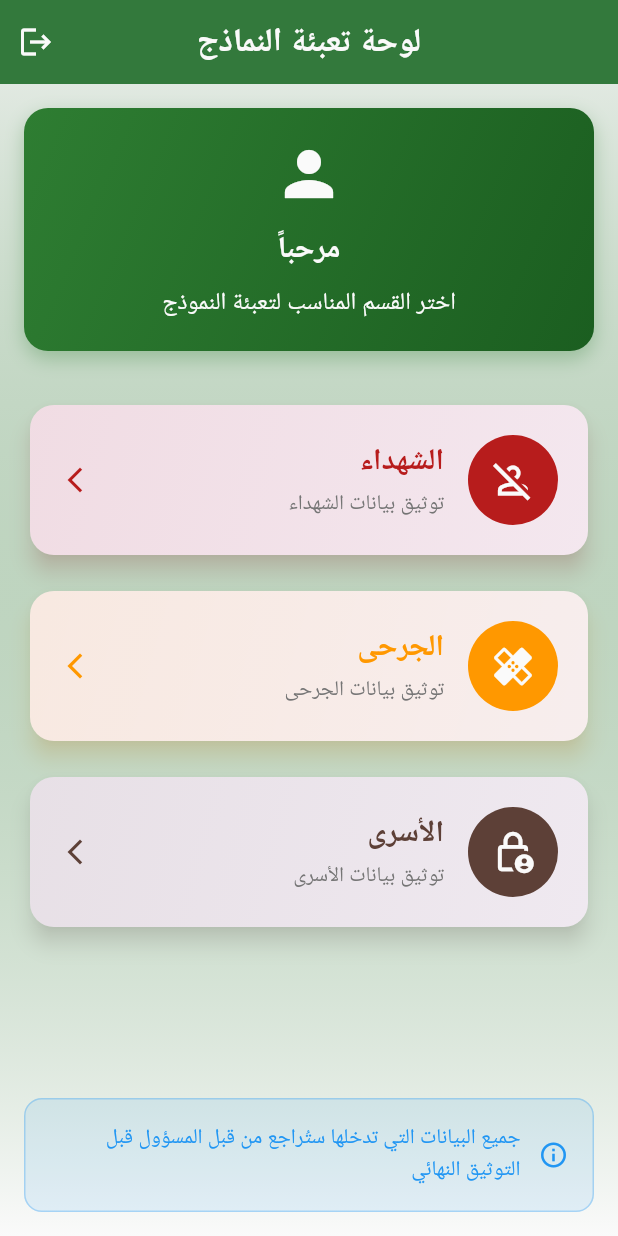
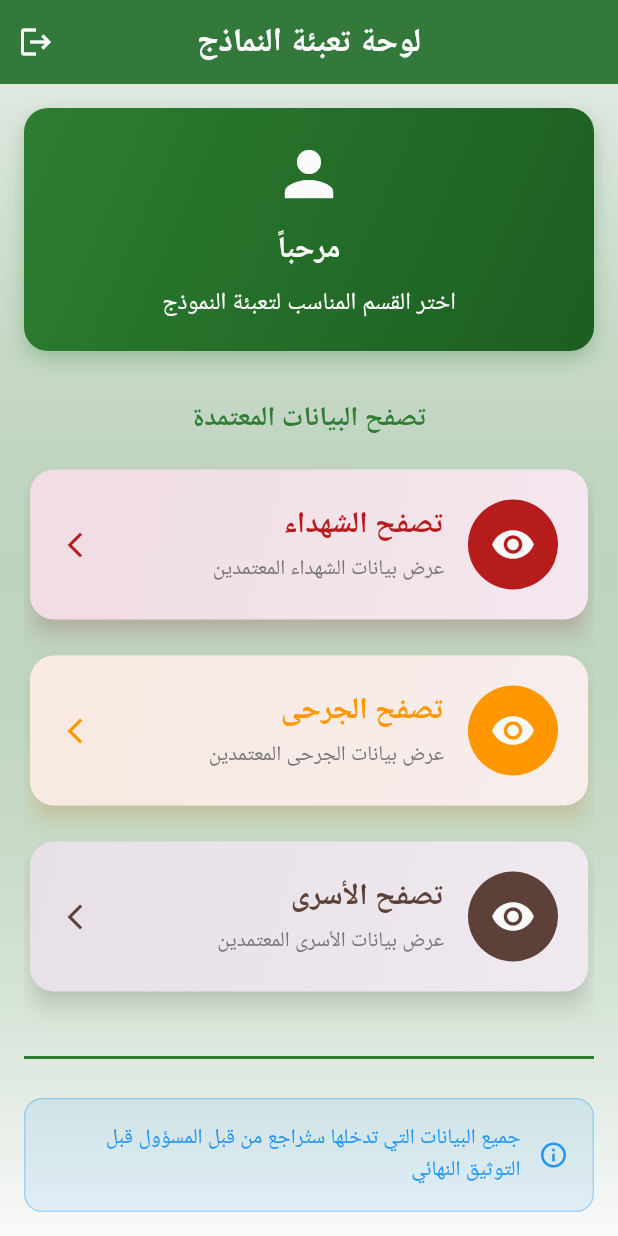
Before and after one commit to raedthawaba/Flutter-mobail-app-main, a Flutter app: the UserDashboardScreen screen opened directly, on a phone screen of 412 x 824 dp. Run offline on Flutter 3.47's test engine with Material 3 defaults, Android fonts, the phone set to English and light mode, and no system bars; our stand-ins replace cloud_firestore, dio, equatable, faker, file_picker, firebase_auth and 7 more; accounts and stored records are empty; Roboto replaces fonts that are missing (Tajawal).

Commit message:
ADDED: User data browsing system with approved data view
- Created UserBrowseDataScreen for users to view approved data (read-only)
- Added browse sections in user dashboard (martyrs, injured, prisoners)
- Updated FirebaseDatabaseService with getAllApprovedData functions
- Modified admin approval system to move approved data to main collections
- Added proper status management with 'approved' status for user browsing
- Implemented search and detailed view functionality
- Separated browsing (view only) from form filling (add new data)

```diff
--- a/lib/screens/user_dashboard_screen.dart
+++ b/lib/screens/user_dashboard_screen.dart
@@ -6,6 +6,7 @@ import 'login_screen.dart';
 import 'add_martyr_screen.dart';
 import 'add_injured_screen.dart';
 import 'add_prisoner_screen.dart';
+import 'user_browse_data_screen.dart';
 
 class UserDashboardScreen extends StatefulWidget {
   const UserDashboardScreen({Key? key}) : super(key: key);
@@ -79,6 +80,28 @@ class _UserDashboardScreenState extends State<UserDashboardScreen> {
         break;
       case AppConstants.sectionPrisoners:
         destinationScreen = const AddPrisonerScreen();
+        break;
+      default:
+        return;
+    }
+
+    Navigator.of(context).push(
+      MaterialPageRoute(builder: (context) => destinationScreen),
+    );
+  }
+
+  void _navigateToBrowseData(String dataType) {
+    Widget destinationScreen;
+
+    switch (dataType) {
+      case 'martyrs':
+        destinationScreen = const UserBrowseDataScreen(dataType: 'martyrs');
+        break;
+      case 'injured':
+        destinationScreen = const UserBrowseDataScreen(dataType: 'injured');
+        break;
+      case 'prisoners':
+        destinationScreen = const UserBrowseDataScreen(dataType: 'prisoners');
         break;
       default:
         return;
@@ -176,10 +199,70 @@ class _UserDashboardScreenState extends State<UserDashboardScreen> {
                 ),
                 const SizedBox(height: 32),
 
-                // قائمة الأقسام
+                // قسم تصفح البيانات (للعرض فقط)
+                const Text(
+                  'تصفح البيانات المعتمدة',
+                  style: TextStyle(
+                    fontSize: 18,
+                    fontWeight: FontWeight.bold,
+                    color: AppColors.primaryGreen,
+                  ),
+                  textAlign: TextAlign.center,
+                ),
+                const SizedBox(height: 16),
+
                 Expanded(
                   child: ListView(
                     children: [
+                      // بطاقات التصفح
+                      _buildSectionCard(
+                        title: 'تصفح الشهداء',
+                        subtitle: 'عرض بيانات الشهداء المعتمدين',
+                        icon: Icons.visibility,
+                        color: AppColors.primaryRed,
+                        onTap: () => _navigateToBrowseData('martyrs'),
+                      ),
+                      const SizedBox(height: 16),
+
+                      _buildSectionCard(
+                        title: 'تصفح الجرحى',
+                        subtitle: 'عرض بيانات الجرحى المعتمدين',
+                        icon: Icons.visibility,
+                        color: AppColors.warning,
+                        onTap: () => _navigateToBrowseData('injured'),
+                      ),
+                      const SizedBox(height: 16),
+
+                      _buildSectionCard(
+                        title: 'تصفح الأسرى',
+                        subtitle: 'عرض بيانات الأسرى المعتمدين',
+                        icon: Icons.visibility,
+                        color: AppColors.earthBrown,
+                        onTap: () => _navigateToBrowseData('prisoners'),
+                      ),
+
+                      const SizedBox(height: 32),
+
+                      // خط فاصل
+                      const Divider(
+                        thickness: 2,
+                        color: AppColors.primaryGreen,
+                      ),
+
+                      const SizedBox(height: 16),
+
+                      // قسم إضافة البيانات
+                      const Text(
+                        'تعبئة النماذج الجديدة',
+                        style: TextStyle(
+                          fontSize: 18,
+                          fontWeight: FontWeight.bold,
+                          color: AppColors.primaryGreen,
+                        ),
+                        textAlign: TextAlign.center,
+                      ),
+                      const SizedBox(height: 16),
+
                       _buildSectionCard(
                         title: AppConstants.sectionMartyrs,
                         subtitle: 'توثيق بيانات الشهداء',
```
Also changed, not shown: lib/services/firebase_database_service.dart (+70 -0 lines), user_input_files/Screenshot_٢٠٢٥١٠٢٦-٠١٢٩٥٣.jpg (added).
